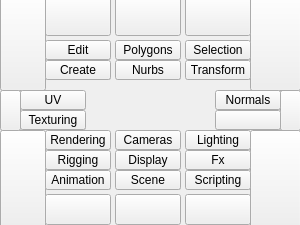
Before: the Qt Designer form tk_ui/main.ui in m3trik/Scripts_portable, drawn with Qt 5.
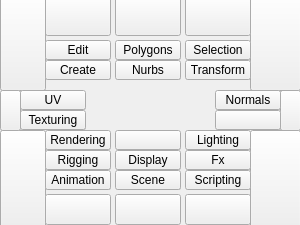
After: the same form once the commit is applied.

The edit to the form file:
```diff
--- a/tk_ui/main.ui
+++ b/tk_ui/main.ui
@@ -442,7 +442,7 @@
       <string>cameras</string>
      </property>
      <property name="text">
-      <string>Cameras</string>
+      <string/>
      </property>
     </widget>
    </widget>
```
Left out of the diff: 2 changed lines with no effect on the pictures.
